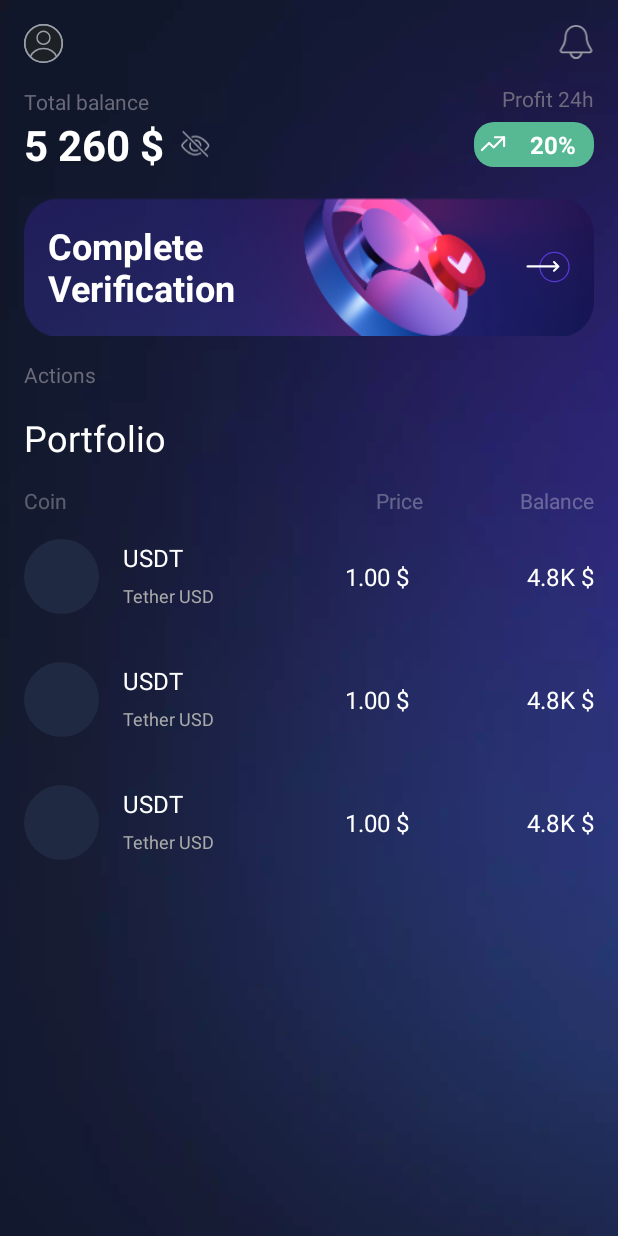
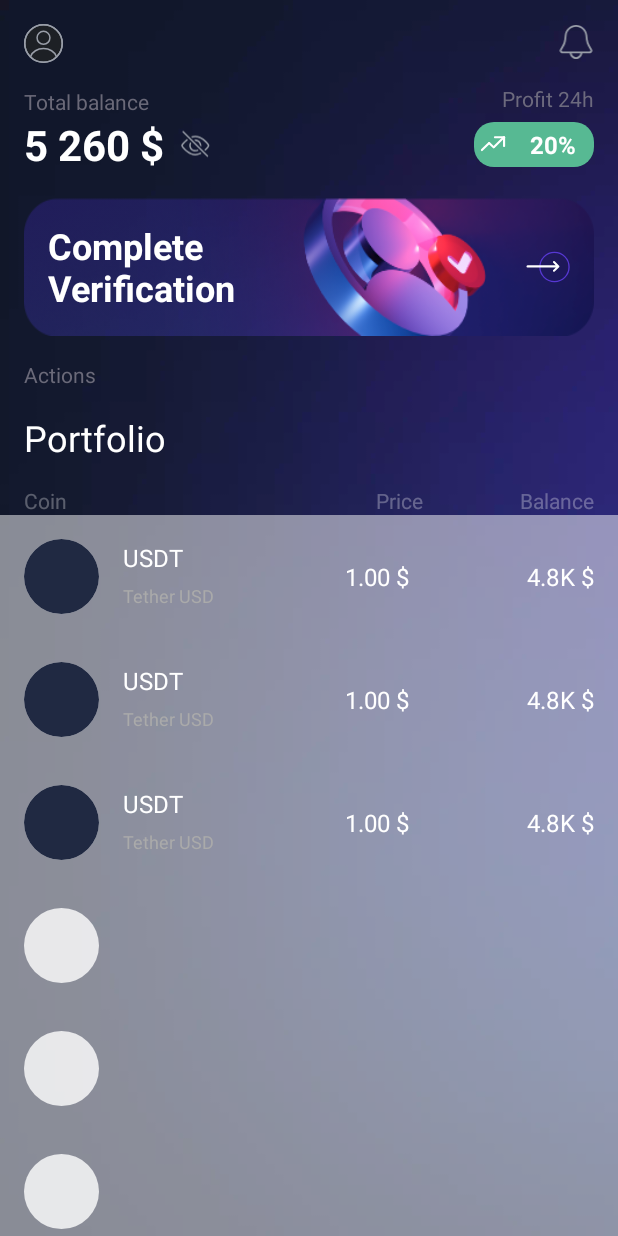
Before and after one commit to RMirin/WebsocketProjectTest, an Android app: the layout fragment_main.xml on its own in the app's theme, with its tools: preview values and no code run, on a phone screen of 412 x 824 dp. Run offline under Robolectric (Android 15) with nearby library versions, the phone set to English and light mode, and no system bars.

Commit message:
shimmer layout for crypto list added

```diff
--- a/app/build.gradle
+++ b/app/build.gradle
@@ -86,4 +86,7 @@ dependencies {
     implementation "com.squareup.retrofit2:converter-gson:2.9.0"
     implementation "com.squareup.retrofit2:adapter-rxjava2:2.9.0"
     implementation "com.squareup.okhttp3:logging-interceptor:5.0.0-alpha.2"
+
+    //Progress
+    implementation 'com.facebook.shimmer:shimmer:0.5.0'
 }
--- a/app/src/main/java/com/websocket/project/ui/base/Base.kt
+++ b/app/src/main/java/com/websocket/project/ui/base/Base.kt
@@ -4,6 +4,7 @@ import android.text.SpannableString
 import android.text.Spanned
 import android.text.style.CharacterStyle
 import android.view.LayoutInflater
+import android.view.View
 import android.view.ViewGroup
 import android.widget.TextView
 import androidx.databinding.DataBindingUtil
@@ -11,6 +12,7 @@ import androidx.databinding.ViewDataBinding
 import androidx.lifecycle.LifecycleOwner
 import androidx.lifecycle.LiveData
 import androidx.lifecycle.Observer
+import com.facebook.shimmer.ShimmerFrameLayout
 import java.math.RoundingMode
 import java.text.DecimalFormat
 
@@ -75,3 +77,17 @@ fun roundOffDecimal(number: Double): String {
     df.roundingMode = RoundingMode.FLOOR
     return df.format(number)
 }
+
+fun ShimmerFrameLayout.shimmerShow() {
+    this.apply {
+        startShimmer()
+        visibility = View.VISIBLE
+    }
+}
+
+fun ShimmerFrameLayout.shimmerHide() {
+    this.apply {
+        stopShimmer()
+        visibility = View.GONE
+    }
+}
--- a/app/src/main/java/com/websocket/project/ui/main/crypto/MainFragment.kt
+++ b/app/src/main/java/com/websocket/project/ui/main/crypto/MainFragment.kt
@@ -31,6 +31,7 @@ import java.util.*
 import com.websocket.project.R
 import com.websocket.project.databinding.FragmentMainBinding
 import com.websocket.project.ui.base.observe
+import com.websocket.project.ui.base.shimmerHide
 import com.websocket.project.ui.main.MainActivityViewModel
 
 @AndroidEntryPoint
@@ -111,9 +112,8 @@ class MainFragment: BaseFragment<FragmentMainBinding>(), AttachFileBottomSheetLi
         super.onResume()
         Log.e("TAG", "onResume: subscribe")
         viewModel.ticker.observe(viewLifecycleOwner) { ticker ->
-//            binding.mainProgress.visibility = View.GONE
+            binding.mainCryptoShimmerLayout.shimmerLayout.shimmerHide()
             cryptoPairAdapter.setNewCryptoHashMap(ticker)
-//            Log.e("TAG", "onCreate: $ticker")
         }
     }
 
--- /dev/null
+++ b/app/src/main/res/drawable/bg_item_main_shimmer_crypto_img.xml
@@ -0,0 +1,7 @@
+<?xml version="1.0" encoding="utf-8"?>
+<shape android:shape="oval"
+    xmlns:android="http://schemas.android.com/apk/res/android">
+    <solid
+        android:color="@color/common_shimmer_img">
+    </solid>
+</shape>
--- a/app/src/main/res/layout/fragment_main.xml
+++ b/app/src/main/res/layout/fragment_main.xml
@@ -136,6 +136,13 @@
 
         </com.google.android.material.appbar.AppBarLayout>
 
+        <include
+            android:id="@+id/mainCryptoShimmerLayout"
+            layout="@layout/layout_main_crypto_shimmer"
+            android:layout_width="match_parent"
+            android:layout_height="wrap_content"
+            app:layout_behavior="@string/appbar_scrolling_view_behavior"/>
+
         <androidx.recyclerview.widget.RecyclerView
             android:id="@+id/mainCryptoRecycler"
             android:layout_width="match_parent"
@@ -143,10 +150,6 @@
             android:overScrollMode="never"
             app:layoutManager="androidx.recyclerview.widget.LinearLayoutManager"
             app:layout_behavior="@string/appbar_scrolling_view_behavior"
-            app:layout_constraintBottom_toBottomOf="parent"
-            app:layout_constraintEnd_toEndOf="parent"
-            app:layout_constraintStart_toStartOf="parent"
-            app:layout_constraintTop_toBottomOf="@+id/constraintLayout"
             tools:listitem="@layout/item_main_crypto" />
 
     </androidx.coordinatorlayout.widget.CoordinatorLayout>
--- /dev/null
+++ b/app/src/main/res/layout/item_main_crypto_placeholder.xml
@@ -0,0 +1,90 @@
+<?xml version="1.0" encoding="utf-8"?>
+<layout xmlns:android="http://schemas.android.com/apk/res/android"
+    xmlns:app="http://schemas.android.com/apk/res-auto"
+    xmlns:tools="http://schemas.android.com/tools">
+
+    <androidx.constraintlayout.widget.ConstraintLayout
+        android:layout_width="match_parent"
+        android:layout_height="wrap_content"
+        android:background="@color/common_shimmer_layout">
+
+        <androidx.constraintlayout.widget.Guideline
+            android:id="@+id/itemMainCryptoPlaceholderHorizontal05Guideline"
+            android:layout_width="match_parent"
+            android:layout_height="wrap_content"
+            android:orientation="horizontal"
+            app:layout_constraintGuide_percent="0.5" />
+
+        <androidx.constraintlayout.widget.Guideline
+            android:id="@+id/itemMainCryptoPlaceholderVertical07Guideline"
+            android:layout_width="match_parent"
+            android:layout_height="wrap_content"
+            android:orientation="vertical"
+            app:layout_constraintGuide_percent="0.7" />
+
+        <ImageView
+            android:id="@+id/itemMainCryptoPlaceholderImg"
+            android:layout_width="@dimen/image_in_list_size"
+            android:layout_height="@dimen/image_in_list_size"
+            android:layout_margin="@dimen/spacing_normal"
+            android:background="@drawable/bg_item_main_shimmer_crypto_img"
+            app:layout_constraintBottom_toBottomOf="parent"
+            app:layout_constraintStart_toStartOf="parent"
+            app:layout_constraintTop_toTopOf="parent" />
+
+        <TextView
+            android:id="@+id/itemMainCryptoPlaceholderTitleText"
+            android:layout_width="wrap_content"
+            android:layout_height="wrap_content"
+            android:layout_margin="@dimen/spacing_normal"
+            android:textColor="@android:color/white"
+            android:textSize="@dimen/font_normal"
+            app:layout_constraintBottom_toTopOf="@+id/itemMainCryptoPlaceholderHorizontal05Guideline"
+            app:layout_constraintStart_toEndOf="@+id/itemMainCryptoPlaceholderImg"
+            app:layout_constraintTop_toTopOf="@+id/itemMainCryptoPlaceholderImg"
+            tools:text="USDT" />
+
+        <TextView
+            android:id="@+id/itemMainCryptoPlaceholderDescrText"
+            android:layout_width="wrap_content"
+            android:layout_height="wrap_content"
+            android:layout_margin="@dimen/spacing_normal"
+            android:textColor="@android:color/darker_gray"
+            android:textSize="@dimen/font_minute"
+            app:layout_constraintBottom_toBottomOf="@+id/itemMainCryptoPlaceholderImg"
+            app:layout_constraintStart_toEndOf="@+id/itemMainCryptoPlaceholderImg"
+            app:layout_constraintTop_toTopOf="@+id/itemMainCryptoPlaceholderHorizontal05Guideline"
+            tools:text="Tether USD" />
+
+        <TextView
+            android:id="@+id/itemMainCryptoPlaceholderBalanceUsdText"
+            android:layout_width="0dp"
+            android:layout_height="wrap_content"
+            android:layout_margin="@dimen/spacing_normal"
+            android:textAlignment="textEnd"
+            android:textColor="@android:color/white"
+            android:textSize="@dimen/font_normal"
+            app:layout_constraintBottom_toTopOf="@+id/itemMainCryptoPlaceholderHorizontal05Guideline"
+            app:layout_constraintEnd_toEndOf="parent"
+            app:layout_constraintHorizontal_bias="1.0"
+            app:layout_constraintStart_toStartOf="@+id/itemMainCryptoPlaceholderVertical07Guideline"
+            app:layout_constraintTop_toTopOf="@+id/itemMainCryptoPlaceholderHorizontal05Guideline"
+            tools:text="4.8K $" />
+
+        <TextView
+            android:id="@+id/itemMainCryptoPlaceholderPriceUsdText"
+            android:layout_width="0dp"
+            android:layout_height="wrap_content"
+            android:layout_margin="@dimen/spacing_normal"
+            android:textAlignment="textEnd"
+            android:textColor="@android:color/white"
+            android:textSize="@dimen/font_normal"
+            app:layout_constraintBottom_toTopOf="@+id/itemMainCryptoPlaceholderHorizontal05Guideline"
+            app:layout_constraintEnd_toStartOf="@+id/itemMainCryptoPlaceholderVertical07Guideline"
+            app:layout_constraintHorizontal_bias="1.0"
+            app:layout_constraintTop_toTopOf="@+id/itemMainCryptoPlaceholderHorizontal05Guideline"
+            tools:text="1.00 $" />
+
+    </androidx.constraintlayout.widget.ConstraintLayout>
+
+</layout>
--- /dev/null
+++ b/app/src/main/res/layout/layout_main_crypto_shimmer.xml
@@ -0,0 +1,41 @@
+<?xml version="1.0" encoding="utf-8"?>
+<layout xmlns:android="http://schemas.android.com/apk/res/android"
+    xmlns:app="http://schemas.android.com/apk/res-auto"
+    xmlns:tools="http://schemas.android.com/tools">
+
+    <com.facebook.shimmer.ShimmerFrameLayout
+        android:id="@+id/shimmerLayout"
+        android:layout_width="match_parent"
+        android:layout_height="match_parent"
+        app:layout_behavior="@string/appbar_scrolling_view_behavior"
+        tools:visibility="invisible">
+
+        <ScrollView
+            android:layout_width="match_parent"
+            android:layout_height="wrap_content">
+
+            <LinearLayout
+                android:layout_width="match_parent"
+                android:layout_height="wrap_content"
+                android:orientation="vertical">
+
+                <include layout="@layout/item_main_crypto_placeholder" />
+
+                <include layout="@layout/item_main_crypto_placeholder" />
+
+                <include layout="@layout/item_main_crypto_placeholder" />
+
+                <include layout="@layout/item_main_crypto_placeholder" />
+
+                <include layout="@layout/item_main_crypto_placeholder" />
+
+                <include layout="@layout/item_main_crypto_placeholder" />
+
+                <include layout="@layout/item_main_crypto_placeholder" />
+
+                <include layout="@layout/item_main_crypto_placeholder" />
+            </LinearLayout>
+        </ScrollView>
+
+    </com.facebook.shimmer.ShimmerFrameLayout>
+</layout>
--- a/app/src/main/res/values/colors.xml
+++ b/app/src/main/res/values/colors.xml
@@ -33,4 +33,6 @@
     <color name="bg_main_crypto_img">#202942</color>
 
     <color name="common_ripple">@color/white_opacity_30</color>
+    <color name="common_shimmer_layout">#80FFFFFF</color>
+    <color name="common_shimmer_img">#CCFFFFFF</color>
 </resources>
```
